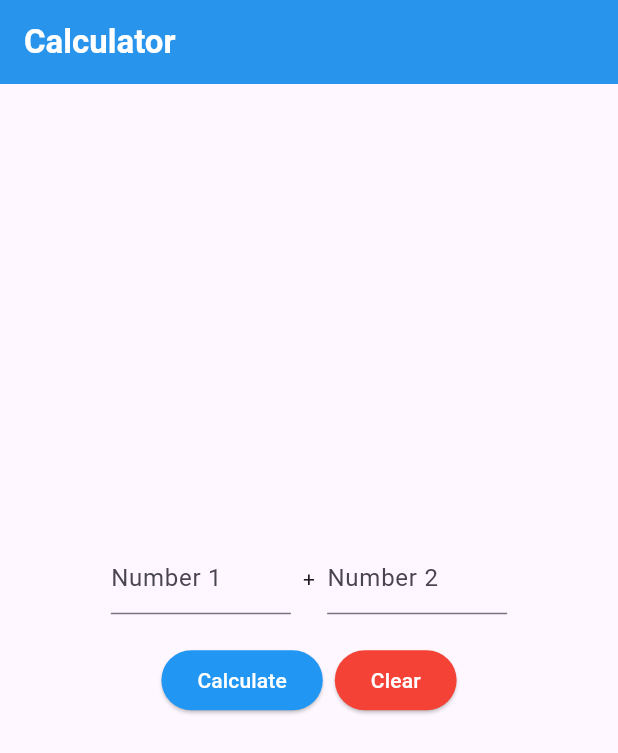
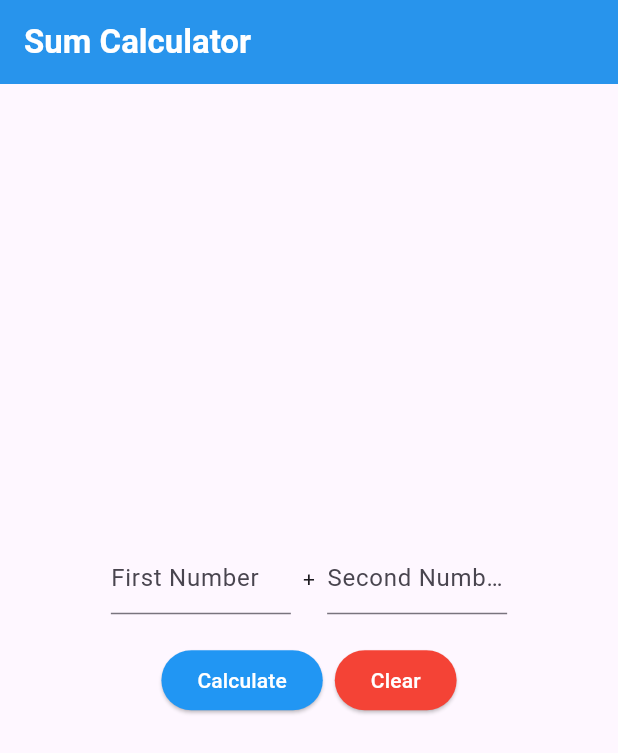
Before and after one commit to N-K-L1/flutter_application, a Flutter app: the screen it shows after launch, on a phone screen of 412 x 824 dp. Shown: the top 753 px of the screen. Run offline on Flutter 3.47's test engine with Material 3 defaults, Android fonts, the phone set to English and light mode, and no system bars.

Commit message:
Change hinttext and the title in appbar

```diff
--- a/lib/week05/sum.dart
+++ b/lib/week05/sum.dart
@@ -44,7 +44,7 @@ class _SumState extends State<Sum> {
     return Scaffold(
       appBar: AppBar(
         title: const Text(
-          'Calculator',
+          'Sum Calculator',
           style: TextStyle(color: Colors.white, fontWeight: FontWeight.bold),
         ),
         backgroundColor: const Color.fromRGBO(40, 148, 236, 1),
@@ -59,7 +59,7 @@ class _SumState extends State<Sum> {
                 width: 120,
                 child: TextField(
                   controller: tcNum1,
-                  decoration: InputDecoration(hintText: 'Number 1'),
+                  decoration: InputDecoration(hintText: 'First Number'),
                 ),
               ),
               const SizedBox(width: 8),
@@ -69,7 +69,7 @@ class _SumState extends State<Sum> {
                 width: 120,
                 child: TextField(
                   controller: tcNum2,
-                  decoration: InputDecoration(hintText: 'Number 2'),
+                  decoration: InputDecoration(hintText: 'Second Number'),
                 ),
               ),
             ],
```
